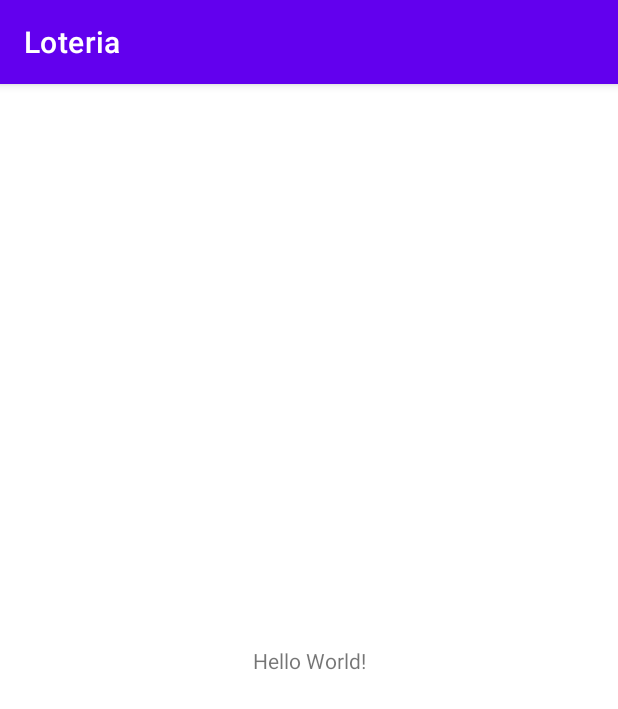
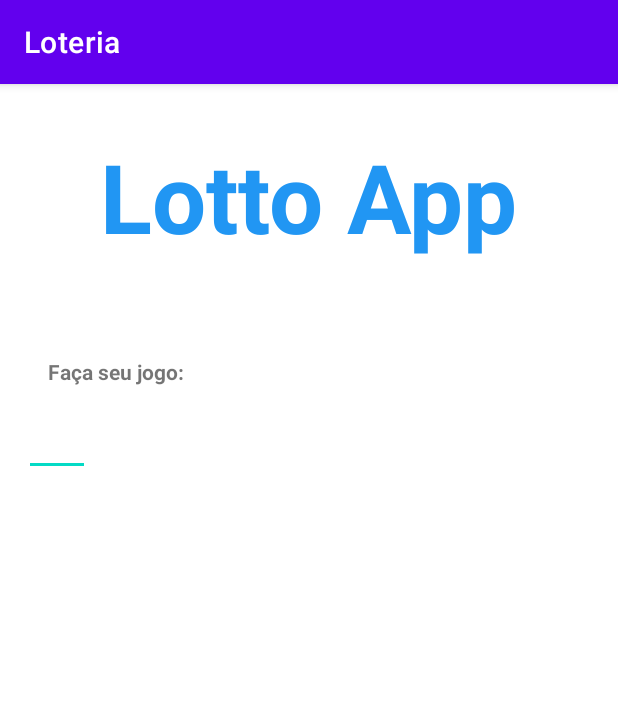
Before and after one commit to GabrielOliveira86/Loteria, an Android app: the screen it shows after launch (MainActivity), on a phone screen of 412 x 824 dp. Shown: the top 709 px of the screen. Run offline under Robolectric (Android 15) with nearby library versions, the phone set to English and light mode, and no system bars.

Commit message:
Alterando main activity.

```diff
--- a/app/src/main/res/layout/activity_main.xml
+++ b/app/src/main/res/layout/activity_main.xml
@@ -7,12 +7,40 @@
     tools:context=".MainActivity">
 
     <TextView
+        android:id="@+id/bingoTextView"
         android:layout_width="wrap_content"
         android:layout_height="wrap_content"
-        android:text="Hello World!"
-        app:layout_constraintBottom_toBottomOf="parent"
-        app:layout_constraintLeft_toLeftOf="parent"
-        app:layout_constraintRight_toRightOf="parent"
+        android:layout_marginStart="16dp"
+        android:layout_marginTop="32dp"
+        android:layout_marginEnd="16dp"
+        android:text="@string/lotto_app"
+        android:textColor="#2196F3"
+        android:textSize="64sp"
+        android:textStyle="bold"
+        app:layout_constraintEnd_toEndOf="parent"
+        app:layout_constraintStart_toStartOf="parent"
         app:layout_constraintTop_toTopOf="parent" />
 
+    <TextView
+        android:id="@+id/facaJogoTextView"
+        android:layout_width="wrap_content"
+        android:layout_height="wrap_content"
+        android:layout_marginStart="32dp"
+        android:layout_marginTop="64dp"
+        android:text="@string/faca_seu_jogo"
+        android:textStyle="bold"
+        app:layout_constraintStart_toStartOf="parent"
+        app:layout_constraintTop_toBottomOf="@+id/bingoTextView" />
+
+    <EditText
+        android:id="@+id/aposta1EditText"
+        android:layout_width="44dp"
+        android:layout_height="44dp"
+        android:layout_marginStart="16dp"
+        android:layout_marginTop="16dp"
+        android:ems="10"
+        android:inputType="number"
+        app:layout_constraintStart_toStartOf="parent"
+        app:layout_constraintTop_toBottomOf="@+id/facaJogoTextView" />
+
 </androidx.constraintlayout.widget.ConstraintLayout>
--- a/app/src/main/res/values/strings.xml
+++ b/app/src/main/res/values/strings.xml
@@ -1,3 +1,5 @@
 <resources>
     <string name="app_name">Loteria</string>
+    <string name="lotto_app">Lotto App</string>
+    <string name="faca_seu_jogo">Faça seu jogo:</string>
 </resources>
```
